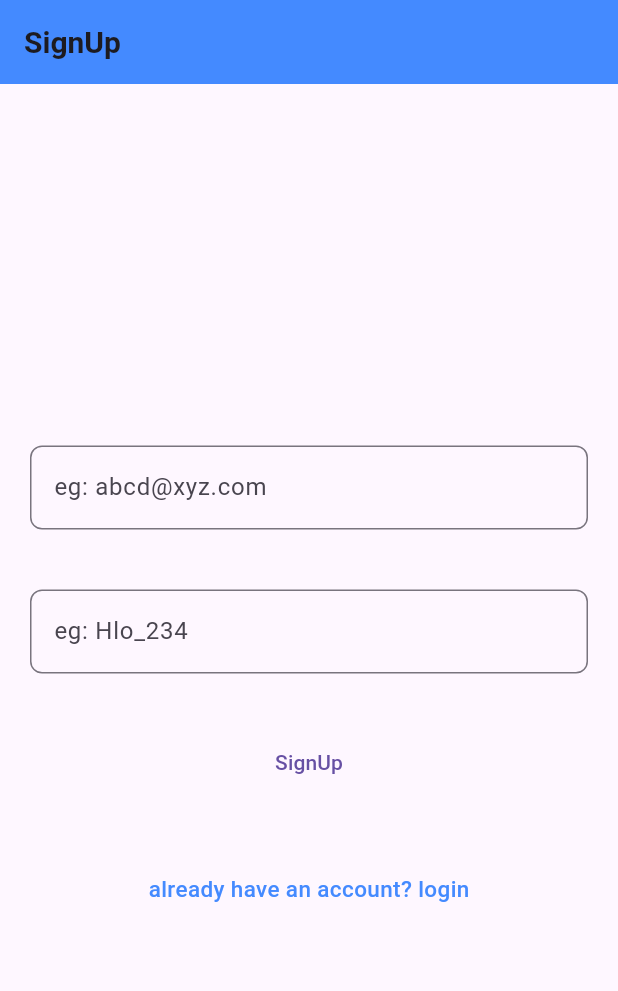
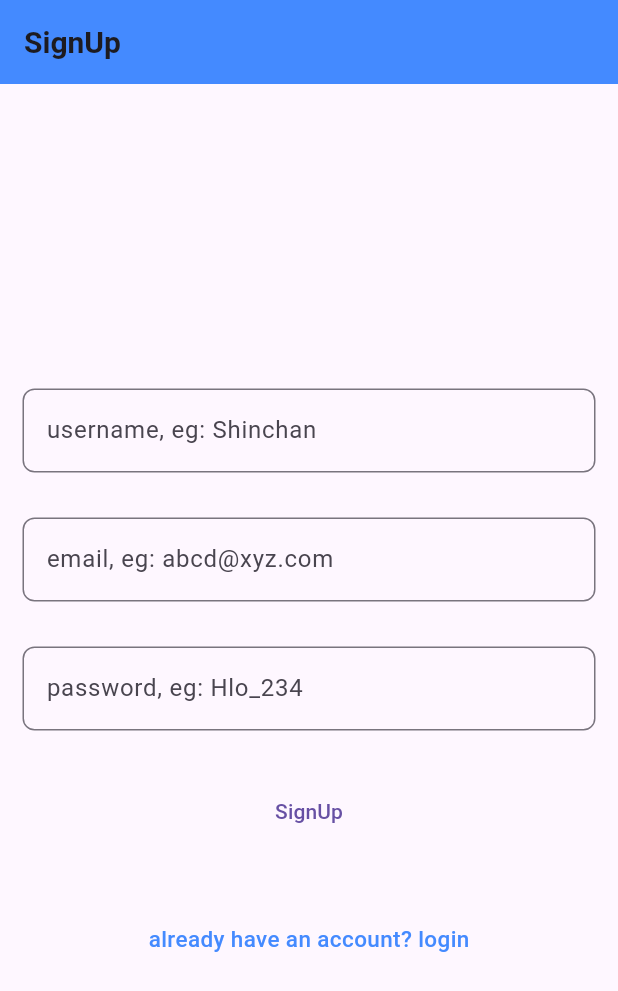
Before and after one commit to Admiral-123/expense_tracker, a Flutter app: the screen it shows after launch, after a tap on "dont have an account? signup", on a phone screen of 412 x 824 dp. Shown: the top 991 px of the screen. Run offline on Flutter 3.47's test engine with Material 3 defaults, Android fonts, the light colour scheme and no system bars; our stand-ins replace flutter_dotenv, supabase_flutter; accounts and stored records are empty.

Commit message:
login and signin implementation

```diff
--- a/lib/custom_widgets/login_signup_pages.dart
+++ b/lib/custom_widgets/login_signup_pages.dart
@@ -2,6 +2,7 @@ import 'package:expense_tracker/login_signup_pages/login_page.dart';
 import 'package:expense_tracker/login_signup_pages/signup_page.dart';
 import 'package:expense_tracker/provider_backend/supabase_provider.dart';
 import 'package:flutter/material.dart';
+import 'package:supabase_flutter/supabase_flutter.dart';
 
 class LoginSignupPages extends StatefulWidget {
   const LoginSignupPages({
@@ -19,6 +20,7 @@ class LoginSignupPages extends StatefulWidget {
 class _LoginSignupPagesState extends State<LoginSignupPages> {
   TextEditingController emailController = TextEditingController();
   TextEditingController passwordController = TextEditingController();
+  TextEditingController usernameController = TextEditingController();
   SupabaseProvider _supabaseProvider = SupabaseProvider();
   @override
   Widget build(BuildContext context) {
@@ -34,13 +36,27 @@ class _LoginSignupPagesState extends State<LoginSignupPages> {
         child: Column(
           mainAxisAlignment: MainAxisAlignment.center,
           children: [
+            widget.isSignup
+                ? Padding(
+                    padding: const EdgeInsets.all(15.0),
+                    child: TextField(
+                      controller: usernameController,
+                      decoration: InputDecoration(
+                        hintText: 'username, eg: Shinchan',
+                        border: OutlineInputBorder(
+                          borderRadius: BorderRadius.circular(8.0),
+                          borderSide: BorderSide(color: Colors.black),
+                        ),
+                      ),
+                    ),
+                  )
+                : Padding(padding: const EdgeInsets.all(0.5)),
             Padding(
-              padding: const EdgeInsets.all(20.0),
+              padding: const EdgeInsets.all(15.0),
               child: TextField(
                 controller: emailController,
-
                 decoration: InputDecoration(
-                  hintText: 'eg: abcd@xyz.com',
+                  hintText: 'email, eg: abcd@xyz.com',
                   border: OutlineInputBorder(
                     borderRadius: BorderRadius.circular(8.0),
                     borderSide: BorderSide(color: Colors.black),
@@ -49,12 +65,12 @@ class _LoginSignupPagesState extends State<LoginSignupPages> {
               ),
             ),
             Padding(
-              padding: const EdgeInsets.all(20.0),
+              padding: const EdgeInsets.all(15.0),
               child: TextField(
                 controller: passwordController,
                 obscureText: true,
                 decoration: InputDecoration(
-                  hintText: 'eg: Hlo_234',
+                  hintText: 'password, eg: Hlo_234',
                   border: OutlineInputBorder(
                     borderRadius: BorderRadius.circular(8.0),
                     borderSide: BorderSide(color: Colors.black),
@@ -68,13 +84,20 @@ class _LoginSignupPagesState extends State<LoginSignupPages> {
                 onPressed: () {
                   widget.isSignup
                       ? _supabaseProvider.signUpWithEmail(
+                          usernameController.text.trim(),
                           emailController.text.trim(),
                           passwordController.text.trim(),
                         )
-                      : _supabaseProvider.loginWithEmail(
-                          emailController.text.trim(),
-                          passwordController.text.trim(),
-                        );
+                      : (() {
+                          try {
+                            _supabaseProvider.loginWithEmail(
+                              emailController.text.trim(),
+                              passwordController.text.trim(),
+                            );
+                          } on AuthException catch (e) {
+                            print('problem $e');
+                          }
+                        });
                 },
                 child: Text(widget.isSignup ? 'SignUp' : 'Login'),
               ),
--- a/lib/main.dart
+++ b/lib/main.dart
@@ -1,4 +1,3 @@
-import 'package:expense_tracker/custom_widgets/login_signup_pages.dart';
 import 'package:expense_tracker/login_signup_pages/login_page.dart';
 import 'package:expense_tracker/pages/lent.dart';
 import 'package:expense_tracker/pages/owed.dart';
--- a/lib/provider_backend/supabase_provider.dart
+++ b/lib/provider_backend/supabase_provider.dart
@@ -6,14 +6,20 @@ class SupabaseProvider extends ChangeNotifier {
     return Supabase.instance.client.auth.onAuthStateChange;
   }
 
-  Future<void> signUpWithEmail(String email, String password) async {
+  Future<void> signUpWithEmail(
+    String username,
+    String email,
+    String password,
+  ) async {
     try {
       await Supabase.instance.client.auth.signUp(
         email: email,
         password: password,
+        data: {'displayName': username},
       );
+      // await Supabase.instance.client.auth.
     } catch (e) {
-      print(e);
+      print('problem is $e');
     }
     notifyListeners();
   }
```
